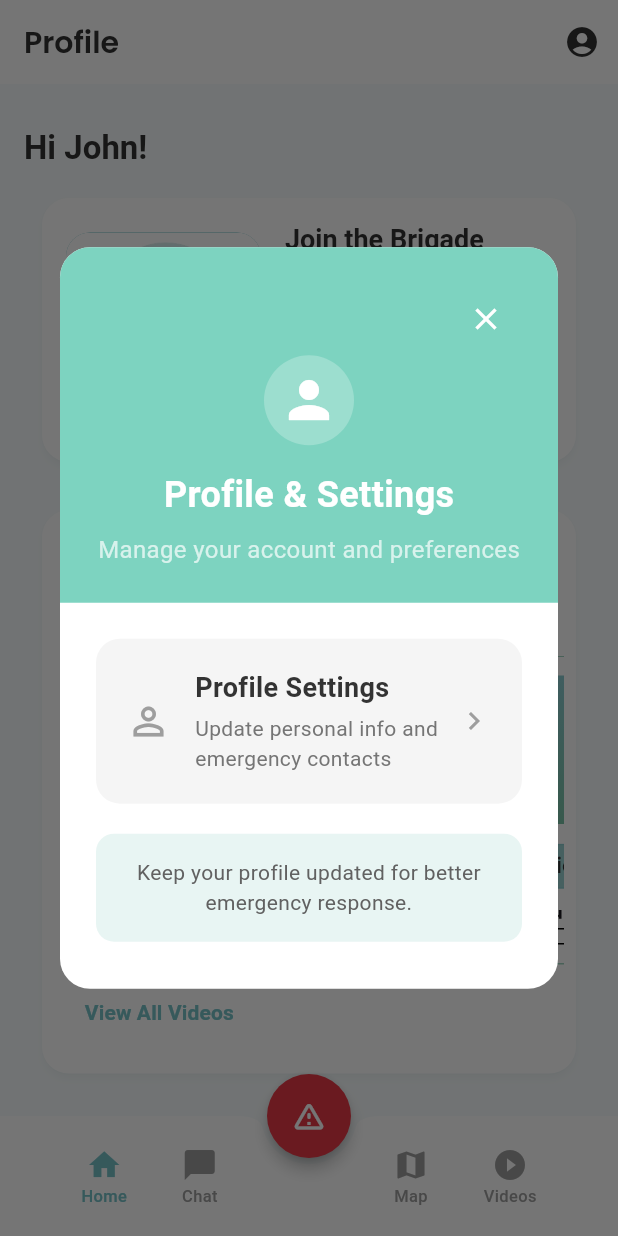
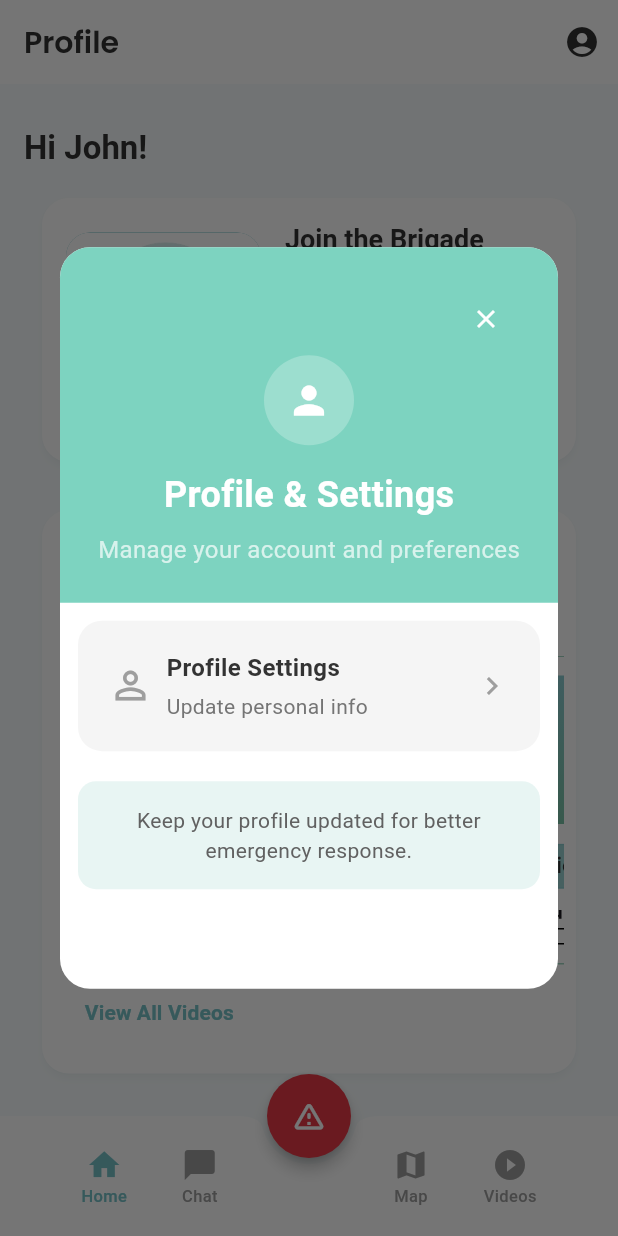
Before and after one commit to DevGargolas25/Flutter, a Flutter app: the screen it shows after launch, after a tap on the "close" icon, after a tap on the "account circle" icon, on a phone screen of 412 x 824 dp. Run offline on Flutter 3.47's test engine with Material 3 defaults, Android fonts, the phone set to English and light mode, and no system bars; our stand-ins replace google_fonts.

Commit message:
Intento arreglo UI profile

```diff
--- a/studentbrigade/lib/pages/nav_shell.dart
+++ b/studentbrigade/lib/pages/nav_shell.dart
@@ -1,8 +1,6 @@
 import 'package:flutter/material.dart';
 import 'home.dart';
 import 'profile_page.dart';
-import 'chat_page.dart';
-import 'videos_screen.dart';
 
 class NavShell extends StatefulWidget {
   const NavShell({super.key});
@@ -16,9 +14,9 @@ class _NavShellState extends State<NavShell> {
   // Reemplaza _DummyPage por tus páginas reales si ya las tienes
   final _pages = const [
     HomePage(),
-    ChatbotsScreen(),
-    _DummyPage(title: 'Map'), // Placeholder for MapPage
-    VideosScreen(),
+    _DummyPage(title: 'Chat'), // Placeholder for ChatPage
+    _DummyPage(title: 'Map'),  // Placeholder for MapPage
+    _DummyPage(title: 'Videos'), // Placeholder for VideosPage
     ProfilePage(),
   ];
 
@@ -112,10 +110,7 @@ class _NavShellState extends State<NavShell> {
         child: Column(
           mainAxisSize: MainAxisSize.min,
           children: [
-            Text(
-              'Emergency Assistance',
-              style: tt.titleLarge?.copyWith(fontWeight: FontWeight.w700),
-            ),
+            Text('Emergency Assistance', style: tt.titleLarge?.copyWith(fontWeight: FontWeight.w700)),
             const SizedBox(height: 10),
             ListTile(
               leading: const Icon(Icons.campaign_rounded),
@@ -140,7 +135,9 @@ class _NavShellState extends State<NavShell> {
     showDialog(
       context: context,
       builder: (context) => Dialog(
-        shape: RoundedRectangleBorder(borderRadius: BorderRadius.circular(20)),
+        shape: RoundedRectangleBorder(
+          borderRadius: BorderRadius.circular(20),
+        ),
         child: Container(
           width: MediaQuery.of(context).size.width * 0.9,
           height: MediaQuery.of(context).size.height * 0.6,
@@ -163,7 +160,7 @@ class _NavShellState extends State<NavShell> {
                     Align(
                       alignment: Alignment.topRight,
                       child: IconButton(
-                        icon: const Icon(Icons.close, color: Colors.white),
+                        icon: const Icon(Icons.close, size: 20, color: Colors.white),
                         onPressed: () => Navigator.pop(context),
                       ),
                     ),
@@ -171,7 +168,11 @@ class _NavShellState extends State<NavShell> {
                     const CircleAvatar(
                       radius: 30,
                       backgroundColor: Colors.white24,
-                      child: Icon(Icons.person, size: 40, color: Colors.white),
+                      child: Icon(
+                        Icons.person,
+                        size: 30,
+                        color: Colors.white,
+                      ),
                     ),
                     const SizedBox(height: 16),
                     // Título
@@ -187,7 +188,10 @@ class _NavShellState extends State<NavShell> {
                     // Subtítulo
                     const Text(
                       'Manage your account and preferences',
-                      style: TextStyle(fontSize: 16, color: Colors.white70),
+                      style: TextStyle(
+                        fontSize: 16,
+                        color: Colors.white70,
+                      ),
                     ),
                   ],
                 ),
@@ -196,7 +200,7 @@ class _NavShellState extends State<NavShell> {
               // Contenido del modal
               Expanded(
                 child: Padding(
-                  padding: const EdgeInsets.all(24),
+                  padding: const EdgeInsets.all(12),
                   child: Column(
                     children: [
                       // Profile Settings Card
@@ -221,7 +225,7 @@ class _NavShellState extends State<NavShell> {
                                 size: 30,
                                 color: Colors.grey,
                               ),
-                              const SizedBox(width: 16),
+                              const SizedBox(width: 9),
                               Expanded(
                                 child: Column(
                                   crossAxisAlignment: CrossAxisAlignment.start,
@@ -229,13 +233,13 @@ class _NavShellState extends State<NavShell> {
                                     const Text(
                                       'Profile Settings',
                                       style: TextStyle(
-                                        fontSize: 18,
+                                        fontSize: 16,
                                         fontWeight: FontWeight.bold,
                                       ),
                                     ),
                                     const SizedBox(height: 4),
                                     Text(
-                                      'Update personal info and emergency contacts',
+                                      'Update personal info',
                                       style: TextStyle(
                                         fontSize: 14,
                                         color: Colors.grey[600],
```
